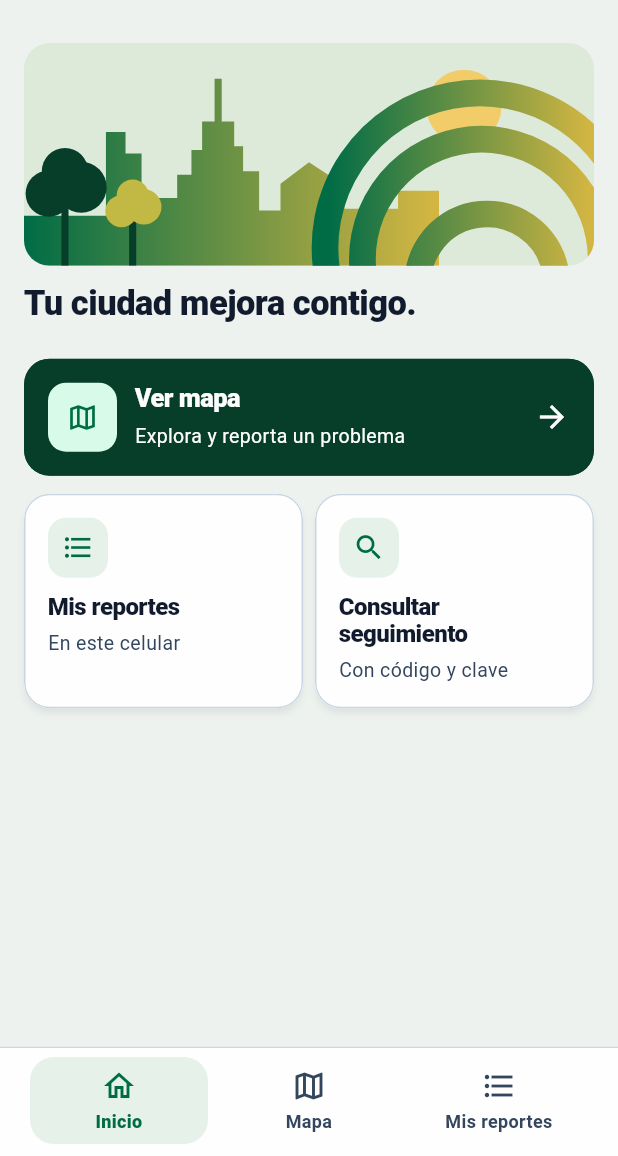
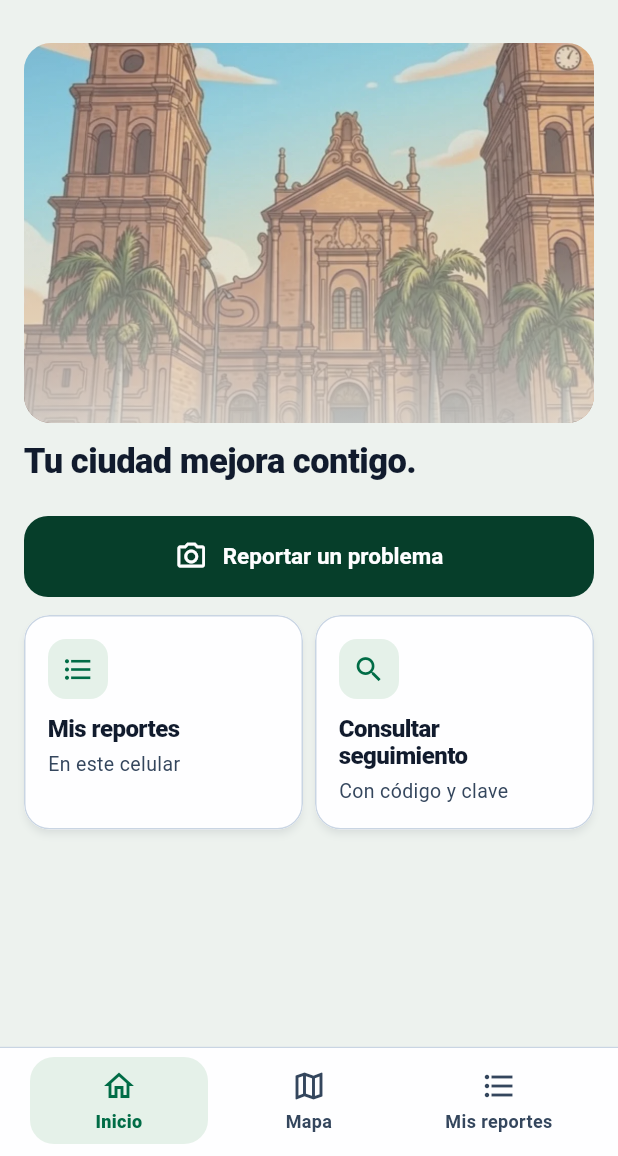
Before and after one commit to helendrg14-em/FIXA_app, a Flutter app: the screen it shows after launch, on a phone screen of 412 x 824 dp, the part 80-1236 px from its top. Run offline on Flutter 3.47's test engine with Material 3 defaults, Android fonts, the phone set to English and light mode, and no system bars; our stand-ins replace dio, flutter_image_compress, flutter_map, flutter_secure_storage, geolocator, go_router and 2 more; network calls fail.

Commit message:
feat(inicio): puse la ilustración de la Catedral de Santa Cruz y cambié el botón principal por Reportar un problema

```diff
--- a/lib/features/inicio/inicio_screen.dart
+++ b/lib/features/inicio/inicio_screen.dart
@@ -24,12 +24,10 @@ class InicioScreen extends StatelessWidget {
                   const SizedBox(height: 12),
                   Text('Tu ciudad mejora contigo.', style: tituloFixa(23)),
                   const SizedBox(height: 24),
-                  _Acceso(
-                    titulo: 'Ver mapa',
-                    detalle: 'Explora y reporta un problema',
-                    icono: Icons.map_outlined,
-                    onTap: () => context.go('/mapa'),
-                    destacado: true,
+                  BotonPrincipal(
+                    texto: 'Reportar un problema',
+                    icono: Icons.photo_camera_outlined,
+                    onPressed: () => context.push('/reportar'),
                   ),
                   const SizedBox(height: 12),
                   // Misma altura para las dos tarjetas aunque un título ocupe dos líneas.
@@ -65,57 +63,31 @@ class InicioScreen extends StatelessWidget {
       );
 }
 
+/// Tarjeta de acceso secundaria de Inicio (Mis reportes y Consultar seguimiento).
 class _Acceso extends StatelessWidget {
   const _Acceso(
       {required this.titulo,
       required this.detalle,
       required this.icono,
-      required this.onTap,
-      this.destacado = false});
+      required this.onTap});
 
   final String titulo;
   final String detalle;
   final IconData icono;
   final VoidCallback onTap;
-  final bool destacado;
 
   @override
-  Widget build(BuildContext context) {
-    final textos = Column(
-      crossAxisAlignment: CrossAxisAlignment.start,
-      children: [
-        Text(titulo,
-            style: tituloFixa(destacado ? 17 : 16,
-                color: destacado ? FixaColores.blanco : FixaColores.tinta)),
-        const SizedBox(height: 6),
-        Text(detalle,
-            style: TextStyle(
-                fontSize: 13,
-                color: destacado ? FixaColores.blanco : FixaColores.tinta2)),
-      ],
-    );
-    final insignia = IconoFixa(icono,
-        fondo: destacado ? FixaColores.lima : FixaColores.menta,
-        tamano: destacado ? 46 : 40);
-    return TarjetaFixa(
-      fondo: destacado ? FixaColores.bosque : FixaColores.blanco,
-      borde: destacado ? FixaColores.bosque : FixaColores.linea,
-      sombra: !destacado,
-      padding: const EdgeInsets.all(16),
-      onTap: onTap,
-      child: destacado
-          ? Row(children: [
-              insignia,
-              const SizedBox(width: 12),
-              Expanded(child: textos),
-              const SizedBox(width: 8),
-              const Icon(Icons.arrow_forward, color: FixaColores.blanco),
-            ])
-          : Column(crossAxisAlignment: CrossAxisAlignment.start, children: [
-              insignia,
-              const SizedBox(height: 10),
-              textos,
-            ]),
-    );
-  }
+  Widget build(BuildContext context) => TarjetaFixa(
+        sombra: true,
+        padding: const EdgeInsets.all(16),
+        onTap: onTap,
+        child: Column(crossAxisAlignment: CrossAxisAlignment.start, children: [
+          IconoFixa(icono, fondo: FixaColores.menta, tamano: 40),
+          const SizedBox(height: 10),
+          Text(titulo, style: tituloFixa(16)),
+          const SizedBox(height: 6),
+          Text(detalle,
+              style: const TextStyle(fontSize: 13, color: FixaColores.tinta2)),
+        ]),
+      );
 }
--- a/lib/features/inicio/paisaje_fixa.dart
+++ b/lib/features/inicio/paisaje_fixa.dart
@@ -1,107 +1,49 @@
-import 'dart:math' as math;
-
 import 'package:flutter/material.dart';
 
 import '../../core/tema.dart';
 
+/// Encabezado de Inicio: ilustración de la Catedral de Santa Cruz en la plaza
+/// 24 de Septiembre, recortada sin textos.
 class PaisajeFixa extends StatelessWidget {
   const PaisajeFixa({super.key});
 
   @override
   Widget build(BuildContext context) => ClipRRect(
-        borderRadius: BorderRadius.circular(17),
+        borderRadius: BorderRadius.circular(18),
         child: AspectRatio(
-          aspectRatio: 2.56,
-          child:
-              CustomPaint(painter: _Paisaje(), child: const SizedBox.expand()),
+          aspectRatio: 1.5,
+          child: Stack(
+            fit: StackFit.expand,
+            children: [
+              Image.asset(
+                'assets/catedral_santa_cruz.webp',
+                fit: BoxFit.cover,
+                semanticLabel:
+                    'Catedral de Santa Cruz de la Sierra en la plaza 24 de Septiembre',
+                // Mientras se decodifica, un fondo del tono del cielo de la ilustración.
+                frameBuilder: (_, imagen, cuadro, sincrona) =>
+                    sincrona || cuadro != null
+                        ? imagen
+                        : const ColoredBox(color: Color(0xFF8FBBD3)),
+              ),
+              // Velo semitransparente del color de fondo de la app: suaviza la imagen
+              // y la funde hacia abajo, para que no le quite protagonismo al resto.
+              DecoratedBox(
+                decoration: BoxDecoration(
+                  gradient: LinearGradient(
+                    begin: Alignment.topCenter,
+                    end: Alignment.bottomCenter,
+                    colors: [
+                      FixaColores.papel.withValues(alpha: 0.25),
+                      FixaColores.papel.withValues(alpha: 0.35),
+                      FixaColores.papel.withValues(alpha: 0.75),
+                    ],
+                    stops: const [0, 0.55, 1],
+                  ),
+                ),
+              ),
+            ],
+          ),
         ),
       );
 }
-
-class _Paisaje extends CustomPainter {
-  @override
-  void paint(Canvas canvas, Size size) {
-    canvas.save();
-    canvas.scale(size.width / 320, size.height / 125);
-    const area = Rect.fromLTWH(0, 0, 320, 125);
-    canvas.drawRect(area, Paint()..color = FixaColores.menta2);
-    canvas.drawCircle(
-        const Offset(247, 36), 21, Paint()..color = const Color(0xFFF2CC68));
-
-    final horizonte = Path()
-      ..moveTo(0, 125)
-      ..lineTo(0, 97)
-      ..lineTo(46, 97)
-      ..lineTo(46, 50)
-      ..lineTo(57, 50)
-      ..lineTo(57, 62)
-      ..lineTo(66, 62)
-      ..lineTo(66, 87)
-      ..lineTo(86, 87)
-      ..lineTo(86, 74)
-      ..lineTo(94, 74)
-      ..lineTo(94, 60)
-      ..lineTo(100, 60)
-      ..lineTo(100, 44)
-      ..lineTo(107, 44)
-      ..lineTo(107, 20)
-      ..lineTo(111, 20)
-      ..lineTo(111, 44)
-      ..lineTo(118, 44)
-      ..lineTo(118, 58)
-      ..lineTo(123, 58)
-      ..lineTo(123, 72)
-      ..lineTo(132, 72)
-      ..lineTo(132, 94)
-      ..lineTo(144, 94)
-      ..lineTo(144, 79)
-      ..lineTo(160, 67)
-      ..lineTo(180, 80)
-      ..lineTo(180, 93)
-      ..lineTo(210, 93)
-      ..lineTo(210, 83)
-      ..lineTo(233, 83)
-      ..lineTo(233, 125)
-      ..close();
-    final verdeDorado = const LinearGradient(
-        colors: [FixaColores.hojaOscura, Color(0xFFD3B642)]);
-    canvas.drawPath(
-        horizonte,
-        Paint()
-          ..shader =
-              verdeDorado.createShader(const Rect.fromLTWH(0, 0, 230, 125)));
-    for (final (centro, radio) in const [
-      (Offset(256, 115), 87.0),
-      (Offset(257, 121), 67.0),
-      (Offset(260, 135), 39.0)
-    ]) {
-      canvas.drawArc(
-        Rect.fromCircle(center: centro, radius: radio),
-        math.pi * 0.94,
-        math.pi * 1.08,
-        false,
-        Paint()
-          ..style = PaintingStyle.stroke
-          ..strokeWidth = 15
-          ..shader =
-              verdeDorado.createShader(const Rect.fromLTWH(171, 0, 147, 125)),
-      );
-    }
-    _arbol(canvas, const Offset(23, 81), 13, FixaColores.bosque);
-    _arbol(canvas, const Offset(61, 92), 9, const Color(0xFFC2B944));
-    canvas.restore();
-  }
-
-  void _arbol(Canvas canvas, Offset copa, double radio, Color color) {
-    canvas.drawRect(Rect.fromLTRB(copa.dx - 2, copa.dy, copa.dx + 2, 125),
-        Paint()..color = FixaColores.bosque);
-    final pintura = Paint()..color = color;
-    canvas.drawCircle(
-        copa.translate(-radio * 0.7, radio * 0.27), radio, pintura);
-    canvas.drawCircle(copa.translate(0, -radio * 0.7), radio, pintura);
-    canvas.drawCircle(copa.translate(radio * 0.7, 0), radio * 1.1, pintura);
-  }
-
-  @override
-  bool shouldRepaint(_Paisaje oldDelegate) => false;
-}
```
Also changed, not shown: assets/catedral_santa_cruz.webp (added), 1 other file.
